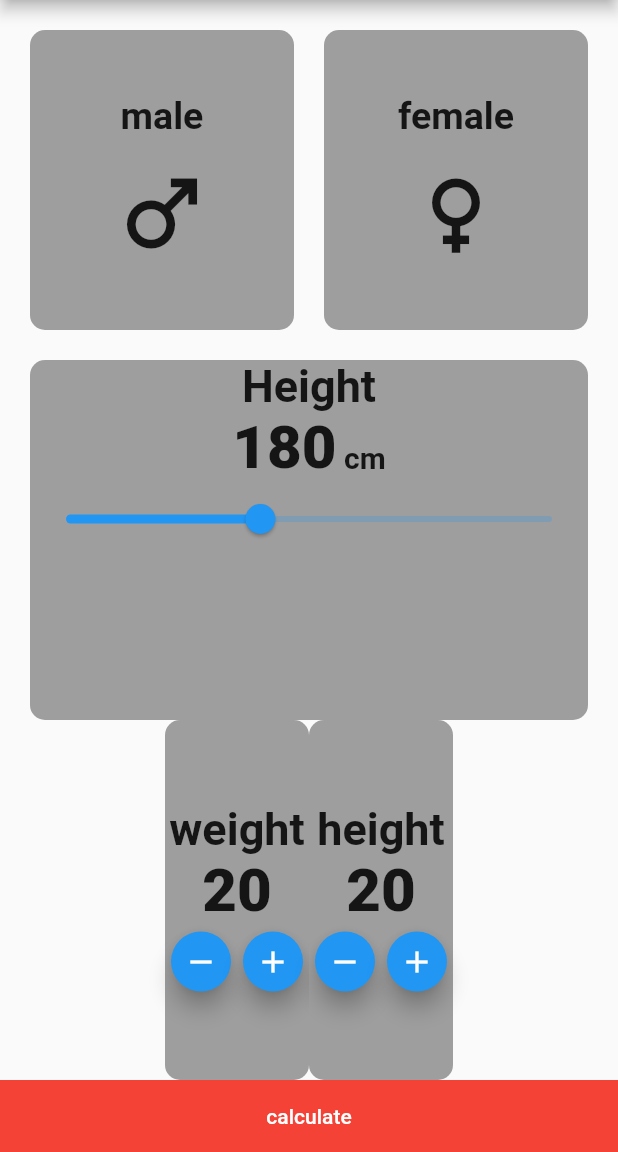
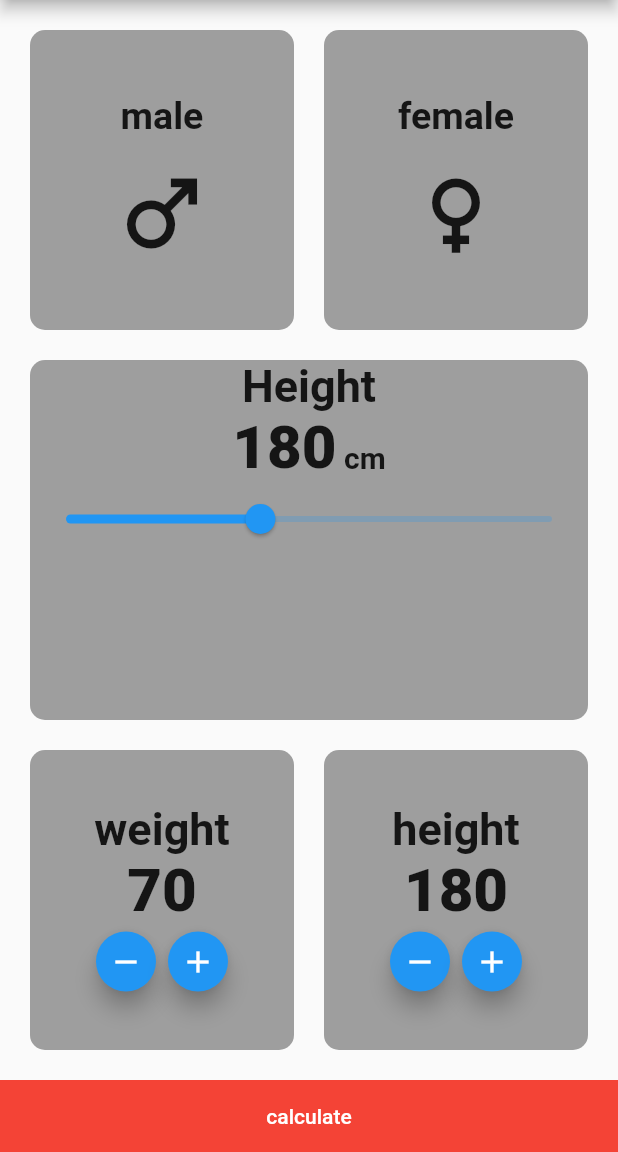
Before and after one commit to fathyBaiomy/bmi_calculator, a Flutter app: the screen it shows after launch, on a phone screen of 412 x 824 dp, the part 84-1236 px from its top. Run offline on Flutter 3.47's test engine with Material 2 defaults, Android fonts, the phone set to English and light mode, and no system bars.

Commit message:
finishing layout

```diff
--- a/lib/main.dart
+++ b/lib/main.dart
@@ -46,12 +46,22 @@ class MyApp extends StatelessWidget {
               ),
             ),
             Expanded(
-              child: Row(
-                mainAxisAlignment: MainAxisAlignment.center,
-                children: [
-                  BoxContainer(child: valueWidget(title: 'weight')),
-                  BoxContainer(child: valueWidget(title: 'height')),
-                ],
+              child: Padding(
+                padding: const EdgeInsets.all(20.0),
+                child: Row(
+                  mainAxisAlignment: MainAxisAlignment.center,
+                  children: [
+                    Expanded(
+                        child: BoxContainer(
+                            child: valueWidget(title: 'weight', value: '70'))),
+                    SizedBox(
+                      width: 20,
+                    ),
+                    Expanded(
+                        child: BoxContainer(
+                            child: valueWidget(title: 'height', value: '180'))),
+                  ],
+                ),
               ),
             ),
             Container(
```
